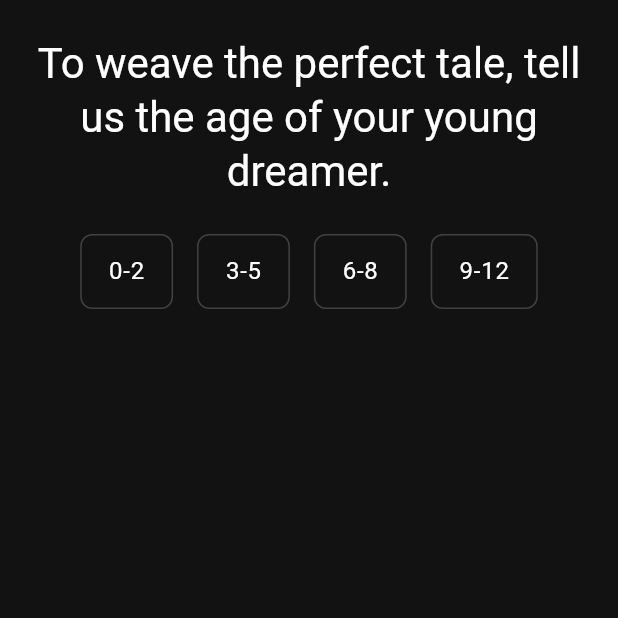
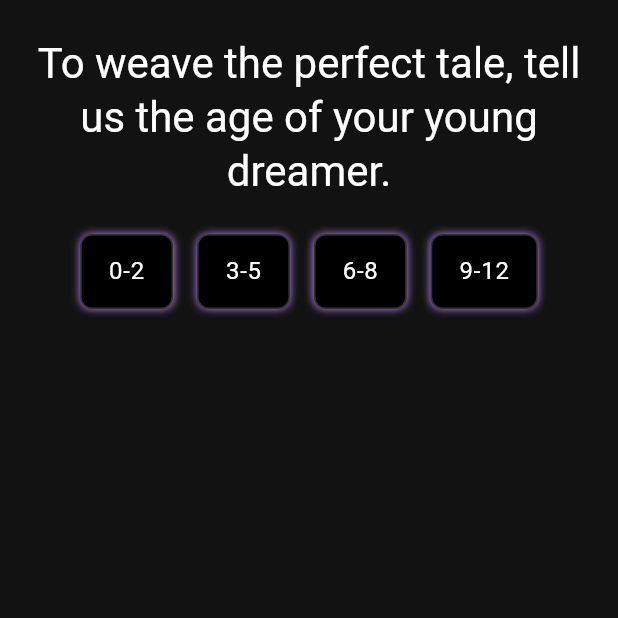
Before and after one commit to grycmat/pillow-of-dreams, a Flutter app: the GeneratorPage screen opened by its route, on a phone screen of 412 x 824 dp, the top half of it. Run offline on Flutter 3.47's test engine with Material 2 defaults, Android fonts, the light colour scheme and no system bars; our stand-ins replace dio, flutter_dotenv, flutter_spinkit, get_it, go_router, injectable.

Commit message:
Added nice blur shadow to selection items

```diff
--- a/lib/pages/generator.page.dart
+++ b/lib/pages/generator.page.dart
@@ -175,7 +175,7 @@ class _GeneratorPageState extends State<GeneratorPage> {
                     SpinKitPumpingHeart(
                       color: Theme
                           .of(context)
-                          .highlightColor,
+                          .primaryColor,
                       size: 100.0,
                       duration: const Duration(milliseconds: 400),
                     ),
--- a/lib/widgets/selection-tab.widget.dart
+++ b/lib/widgets/selection-tab.widget.dart
@@ -24,7 +24,8 @@ class SelectionTab extends StatelessWidget {
             children: <Widget>[
               Padding(
                 padding: const EdgeInsets.only(bottom: 24.0),
-                child: Text(title,
+                child: Text(
+                  title,
                   softWrap: true,
                   textAlign: TextAlign.center,
                   style: Theme.of(context).textTheme.headlineMedium,
@@ -41,13 +42,22 @@ class SelectionTab extends StatelessWidget {
                       onTap: () => optionSelected(option),
                       child: Container(
                         decoration: BoxDecoration(
+                            color: Colors.black,
                             border: Border.all(
                                 color: Theme.of(context).highlightColor,
-                                width: 1), borderRadius: BorderRadius.circular(8),),
+                                width: 1),
+                            borderRadius: BorderRadius.circular(8),
+                            boxShadow: [
+                              BoxShadow(
+                                  color: Theme.of(context).colorScheme.primary,
+                                  blurRadius: 4),
+                            ]),
                         child: Padding(
-                          padding: const EdgeInsets.symmetric(vertical: 12.0, horizontal: 18),
+                          padding: const EdgeInsets.symmetric(
+                              vertical: 12.0, horizontal: 18),
                           child: Text(option,
-                              style: Theme.of(context).textTheme.bodyLarge, softWrap: true),
+                              style: Theme.of(context).textTheme.bodyLarge,
+                              softWrap: true),
                         ),
                       ),
                     )
```
